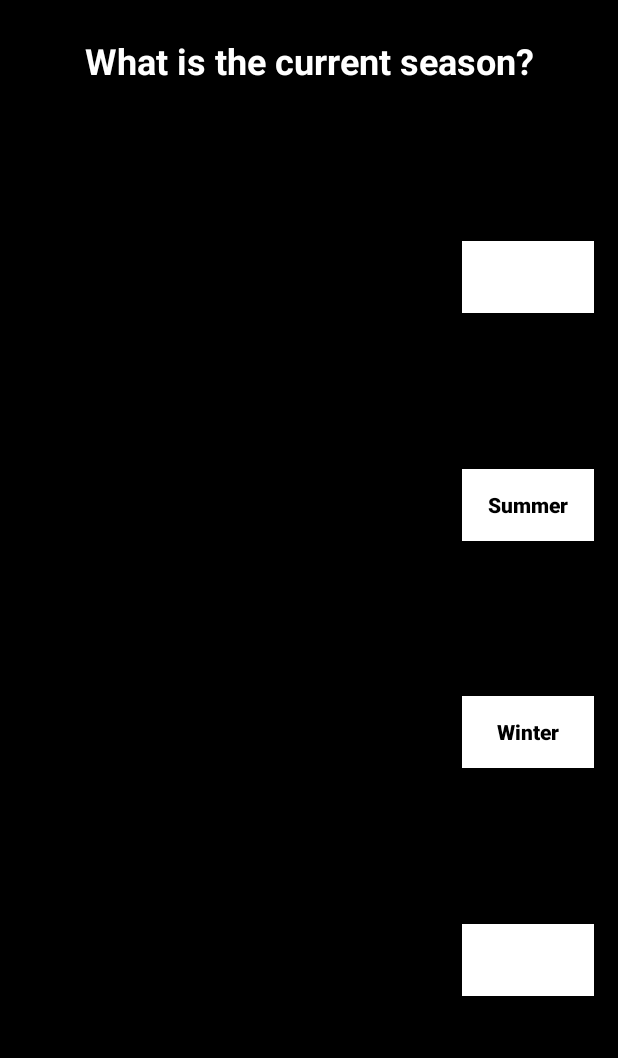
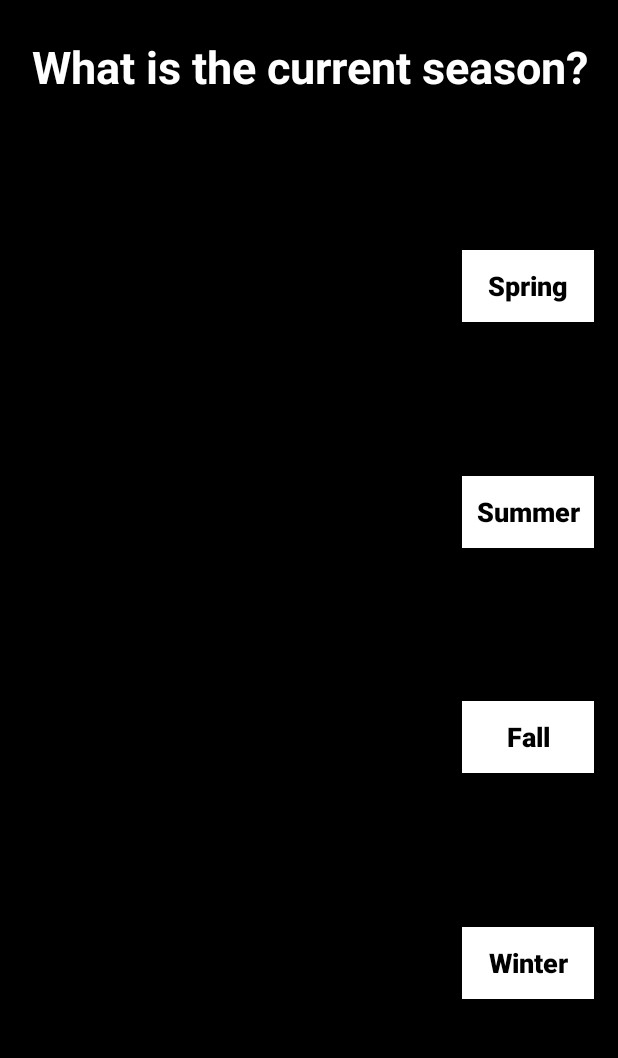
Before and after one commit to Nelwell/GomwxGenerator, an Android app: the screen it shows after launch (MainActivity), on a phone screen of 412 x 824 dp, the part 84-1142 px from its top. Run offline under Robolectric (Android 15) with nearby library versions, the phone set to English and light mode, and no system bars.

Commit message:
Fixed button text. Added upper pattern layout file for summer and created upper map item layout. added feedback for button presses. Began summer upper pattern fragment.  Next will be implementing recycler view in summer upper pattern fragment.

```diff
--- a/app/src/main/java/com/example/gomwxgenerator/MainActivity.java
+++ b/app/src/main/java/com/example/gomwxgenerator/MainActivity.java
@@ -54,7 +54,7 @@ public class MainActivity extends AppCompatActivity implements
         seasonFragment = SeasonFragment.newInstance(season, spring, summer, fall, winter);
         ft.replace(R.id.season_question_fragment_container, seasonFragment);
 
-        Log.d("Main Activity", "Save Edits");
+        Log.d("Main Activity", "Season Selection");
 
         ft.commit();
     }
@@ -64,7 +64,7 @@ public class MainActivity extends AppCompatActivity implements
 
 //        // Make brand new season Fragment Activity by replacing existing activity
 //        FragmentTransaction ft = getSupportFragmentManager().beginTransaction();
-//        summerFragment = SummerFragment.newInstance();
+//        summerFragment = com.example.gomwxgenerator.SummerFragment.newInstance();
 //        ft.replace(R.id.season_question_fragment_container, seasonFragment);
 //
 //        Log.d("Main Activity", "Save Edits");
--- a/app/src/main/java/com/example/gomwxgenerator/SeasonFragment.java
+++ b/app/src/main/java/com/example/gomwxgenerator/SeasonFragment.java
@@ -18,22 +18,21 @@ import static android.content.ContentValues.TAG;
  * Where user chooses current season
  */
 public class SeasonFragment extends Fragment {
-//    private int mAnswerOneCount = 0;
-//    private int mAnswerTwoCount = 0;
+
     private String season;
+    private String spring;
     private String summer;
     private String fall;
     private String winter;
-    private String spring;
 
     private static final String ARG_SEASON = "arg_season_question";
+    private static final String ARG_SPRING = "arg_spring";
     private static final String ARG_SUMMER = "arg_summer";
     private static final String ARG_FALL = "arg_fall";
     private static final String ARG_WINTER = "arg_winter";
-    private static final String ARG_SPRING = "arg_spring";
 
     interface SeasonListener {
-        void seasonSelection(String season, String summer, String fall, String winter, String spring);
+        void seasonSelection(String season, String spring, String summer, String fall, String winter);
     }
 
     private SeasonListener seasonListener;
@@ -50,13 +49,14 @@ public class SeasonFragment extends Fragment {
 
     public static SeasonFragment newInstance(String question, String spring, String summer,
                                              String fall, String winter) {
+
         SeasonFragment fragment = new SeasonFragment();
         Bundle args = new Bundle();
         args.putString(ARG_SEASON, question);
-        args.putString(ARG_FALL, spring);
+        args.putString(ARG_SPRING, spring);
         args.putString(ARG_SUMMER, summer);
         args.putString(ARG_FALL, fall);
-        args.putString(ARG_FALL, winter);
+        args.putString(ARG_WINTER, winter);
         fragment.setArguments(args);
         return fragment;
     }
--- /dev/null
+++ b/app/src/main/res/drawable/ripple_effect.xml
@@ -0,0 +1,16 @@
+<?xml version="1.0" encoding="utf-8"?>
+<ripple
+    xmlns:android="http://schemas.android.com/apk/res/android"
+    android:color="#000000"> <!-- Ripple color :: BLACK -->
+
+    <item>
+        <color android:color="#FFFFFF" /> <!-- bg color :: WHITE -->
+    </item>
+
+    <!-- Make sure the ripple doesn't exceed the bounds -->
+    <item android:id="@android:id/mask">
+        <shape android:shape="rectangle">
+            <solid android:color="?android:colorAccent" />
+        </shape>
+    </item>
+</ripple>
--- a/app/src/main/res/layout/fragment_season.xml
+++ b/app/src/main/res/layout/fragment_season.xml
@@ -16,7 +16,7 @@
         android:text="@string/what_season_is_it"
         android:textAlignment="center"
         android:textColor="#FFFFFF"
-        android:textSize="24sp"
+        android:textSize="30sp"
         android:textStyle="bold"
         app:layout_constraintEnd_toEndOf="parent"
         app:layout_constraintHorizontal_bias="0.5"
@@ -28,27 +28,29 @@
         android:layout_width="wrap_content"
         android:layout_height="wrap_content"
         android:layout_marginEnd="16dp"
-        android:background="#FFFFFF"
+        android:background="@drawable/ripple_effect"
         android:padding="3dp"
         android:text="@string/spring"
         android:textAllCaps="false"
         android:textColor="#000000"
+        android:textSize="18sp"
         android:textStyle="bold"
         app:layout_constraintBottom_toTopOf="@+id/summer_button"
         app:layout_constraintEnd_toEndOf="parent"
-        app:layout_constraintTop_toBottomOf="@+id/survey_question" />
-
+        app:layout_constraintTop_toBottomOf="@+id/survey_question"
+        app:layout_constraintVertical_chainStyle="spread" />
 
     <Button
         android:id="@+id/summer_button"
         android:layout_width="wrap_content"
         android:layout_height="wrap_content"
         android:layout_marginEnd="16dp"
-        android:background="#FFFFFF"
+        android:background="@drawable/ripple_effect"
         android:padding="3dp"
         android:text="@string/summer"
         android:textAllCaps="false"
         android:textColor="#000000"
+        android:textSize="18sp"
         android:textStyle="bold"
         app:layout_constraintBottom_toTopOf="@+id/fall_button"
         app:layout_constraintEnd_toEndOf="parent"
@@ -59,11 +61,12 @@
         android:layout_width="wrap_content"
         android:layout_height="wrap_content"
         android:layout_marginEnd="16dp"
-        android:background="#FFFFFF"
+        android:background="@drawable/ripple_effect"
         android:padding="3dp"
         android:text="@string/fall"
         android:textAllCaps="false"
         android:textColor="#000000"
+        android:textSize="18sp"
         android:textStyle="bold"
         app:layout_constraintBottom_toTopOf="@+id/winter_button"
         app:layout_constraintEnd_toEndOf="parent"
@@ -74,11 +77,12 @@
         android:layout_width="wrap_content"
         android:layout_height="wrap_content"
         android:layout_marginEnd="16dp"
-        android:background="#FFFFFF"
+        android:background="@drawable/ripple_effect"
         android:padding="3dp"
         android:text="@string/winter"
         android:textAllCaps="false"
         android:textColor="#000000"
+        android:textSize="18sp"
         android:textStyle="bold"
         app:layout_constraintBottom_toBottomOf="parent"
         app:layout_constraintEnd_toEndOf="parent"
--- a/app/src/main/res/values/strings.xml
+++ b/app/src/main/res/values/strings.xml
@@ -1,8 +1,10 @@
 <resources>
     <string name="app_name">GomwxGenerator</string>
     <string name="what_season_is_it">What is the current season?</string>
+    <string name="upper_pattern">What most resembles current 500mb pattern?</string>
+    <string name="spring">Spring</string>
     <string name="summer">Summer</string>
+    <string name="fall">Fall</string>
     <string name="winter">Winter</string>
-    <string name="spring">Spring</string>
-    <string name="fall">Fall</string>
+    <string name="map_title">500mb</string>
 </resources>
```
Also changed, not shown: app/build.gradle (+30 -2 lines), app/src/main/java/com/example/gomwxgenerator/SummerUpperPatternFragment.java (added, +72 -0 lines), app/src/main/res/layout/fragment_upper_pattern_summer.xml (added, +40 -0 lines), app/src/main/res/layout/upper_map_item.xml (added, +53 -0 lines), app/src/main/res/drawable/upper_pattern_0401.png (added).
